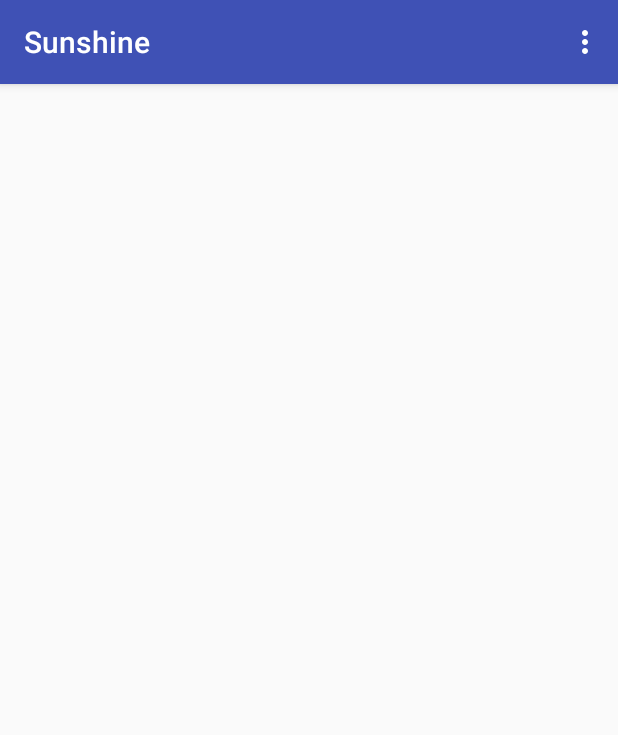
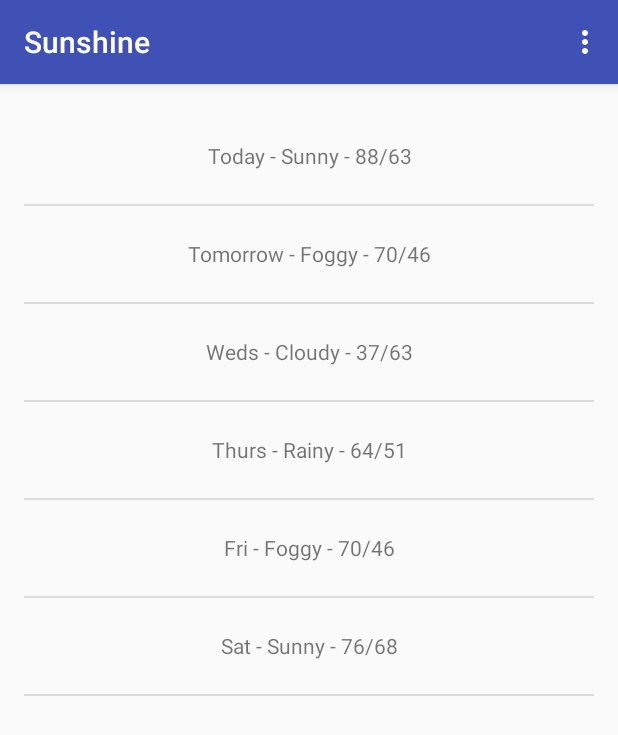
Before and after one commit to Prithpal-Sooriya/Practice-Android-Development, an Android app: the screen it shows after launch (MainActivity), on a phone screen of 412 x 824 dp. Shown: the top 735 px of the screen. Run offline under Robolectric (Android 15) with nearby library versions, the phone set to English and light mode, and no system bars.

Commit message:
Completed the first chapter?
I have completed the first chapter (if that is what it can be called).

```diff
--- a/Sunshine/app/src/main/java/com/code/prithpalsooriya/sunshine/app/MainActivity.java
+++ b/Sunshine/app/src/main/java/com/code/prithpalsooriya/sunshine/app/MainActivity.java
@@ -8,6 +8,8 @@ import android.view.Menu;
 import android.view.MenuItem;
 import android.view.View;
 import android.view.ViewGroup;
+import android.widget.ArrayAdapter;
+import android.widget.ListView;
 
 import java.util.ArrayList;
 
@@ -82,6 +84,23 @@ public class MainActivity extends AppCompatActivity {
             fakeData.add("Fri - Foggy - 70/46");
             fakeData.add("Sat - Sunny - 76/68");
 
+            //params for array adapter
+            //param1 =  context = getActivity()
+            //param2 = id of layout
+            //param3 = id of item in layout to populate
+            //param4 = List of data (ArrayList, Array, Set, ...)
+            ArrayAdapter<String> arrayAdapter = new ArrayAdapter<String>(
+                    getActivity(),
+                    R.layout.list_item_forecast,
+                    R.id.list_item_forecast_textview,
+                    fakeData
+            );
+
+            /*bind the adapter*/
+            //get the listview
+            ListView listView = (ListView) rootView.findViewById(R.id.listview_forecast);
+            //set arrayAdapter on listview
+            listView.setAdapter(arrayAdapter);
 
             return rootView;
         }
```
Also changed, not shown: 2 other files.
